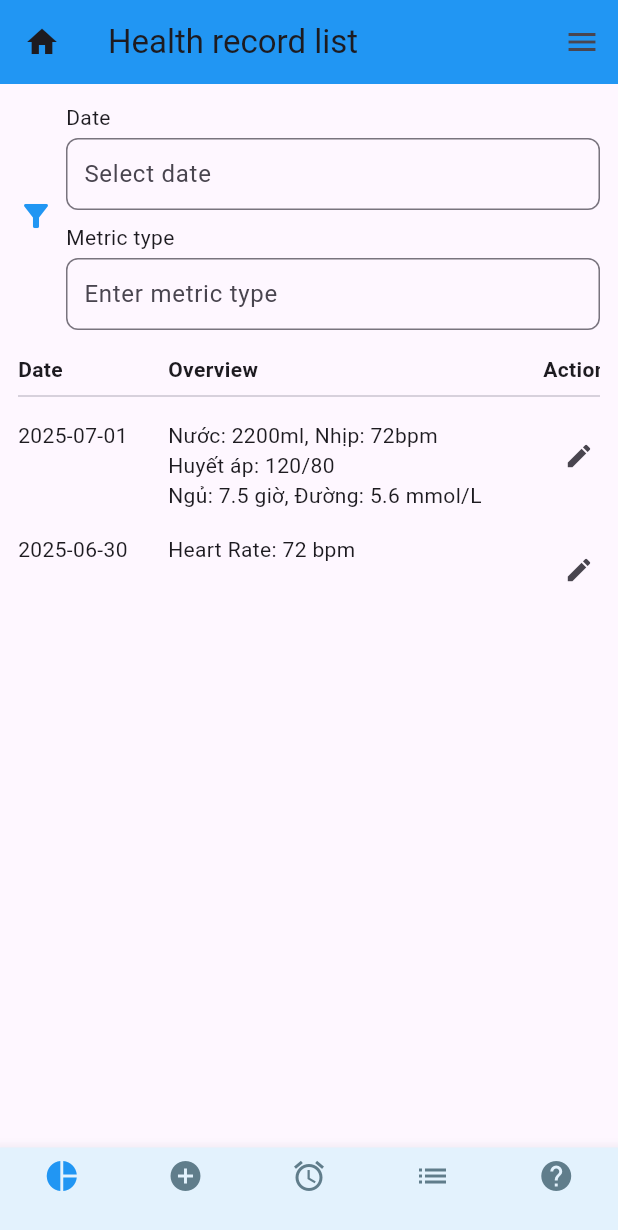
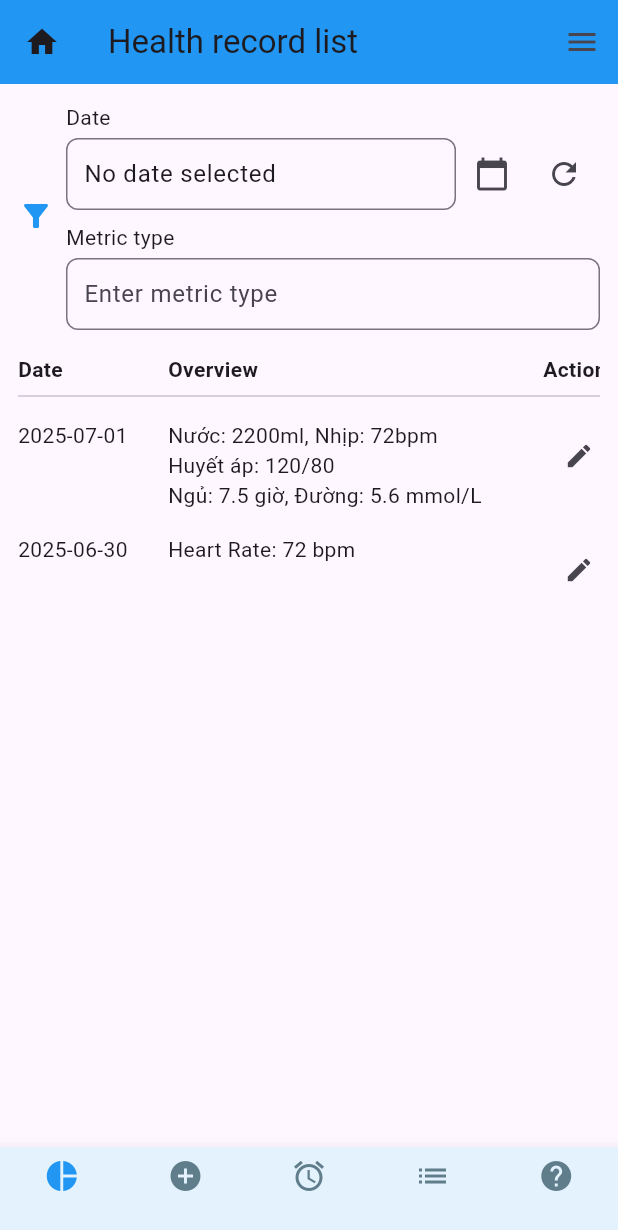
Before and after one commit to ivy159205/fe-mobile, a Flutter app: the HealthRecordListScreen screen opened directly, on a phone screen of 412 x 824 dp. Shown: the top 1230 px of the screen. Run offline on Flutter 3.47's test engine with Material 3 defaults, Android fonts, the phone set to English and light mode, and no system bars; our stand-ins replace fl_chart.

Commit message:
seventh commit

```diff
--- a/lib/heath_record_list.dart
+++ b/lib/heath_record_list.dart
@@ -1,10 +1,18 @@
 import 'package:flutter/material.dart';
+import 'package:intl/intl.dart';
 
-class HealthRecordListScreen extends StatelessWidget {
+class HealthRecordListScreen extends StatefulWidget {
   const HealthRecordListScreen({Key? key}) : super(key: key);
 
   @override
-  Widget build(BuildContext context) {
+  State<HealthRecordListScreen> createState() => _HealthRecordListScreenState();
+}
+
+class _HealthRecordListScreenState extends State<HealthRecordListScreen> {
+  final TextEditingController _dateController = TextEditingController();
+  DateTime? _selectedDate;
+  final DateFormat _dateFormat = DateFormat('dd MMMM yyyy');
+
   final List<Map<String, String>> healthRecords = [
     {
       'date': '2025-07-01',
@@ -17,6 +25,41 @@ class HealthRecordListScreen extends StatelessWidget {
     },
   ];
 
+  @override
+  void initState() {
+    super.initState();
+    _dateController.text = 'No date selected';
+  }
+
+  Future<void> _pickDate(BuildContext context) async {
+    final DateTime initialDate = _selectedDate ?? DateTime.now();
+    final DateTime firstDate = DateTime(2000);
+    final DateTime lastDate = DateTime(2030);
+
+    final DateTime? picked = await showDatePicker(
+      context: context,
+      initialDate: initialDate,
+      firstDate: firstDate,
+      lastDate: lastDate,
+    );
+
+    if (picked != null) {
+      setState(() {
+        _selectedDate = picked;
+        _dateController.text = _dateFormat.format(picked);
+      });
+    }
+  }
+
+  void _clearDate() {
+    setState(() {
+      _selectedDate = null;
+      _dateController.text = 'No date selected';
+    });
+  }
+
+  @override
+  Widget build(BuildContext context) {
     return Scaffold(
     appBar: AppBar(
     title: const Text('Health record list'),
@@ -94,14 +137,31 @@ class HealthRecordListScreen extends StatelessWidget {
         children: [
           const Text('Date'),
           const SizedBox(height: 4),
-                TextField(
+          Row(
+            children: [
+              Expanded(
+                child: TextField(
+                  controller: _dateController, // controller đã khai báo ở State
+                  readOnly: true,
                   decoration: InputDecoration(
                     hintText: 'Select date',
                     border: OutlineInputBorder(
                       borderRadius: BorderRadius.circular(8),
                     ),
-                    contentPadding: const EdgeInsets.symmetric(horizontal: 8),
+                    contentPadding:
+                        const EdgeInsets.symmetric(horizontal: 8),
                   ),
+                ),
+              ),
+              IconButton(
+                icon: const Icon(Icons.calendar_today),
+                onPressed: () => _pickDate(context),
+              ),
+              IconButton(
+                icon: const Icon(Icons.refresh),
+                onPressed: _clearDate,
+              ),
+            ],
           ),
           const SizedBox(height: 8),
           const Text('Metric type'),
```
Lines whose indentation alone changed are shown as unchanged.
